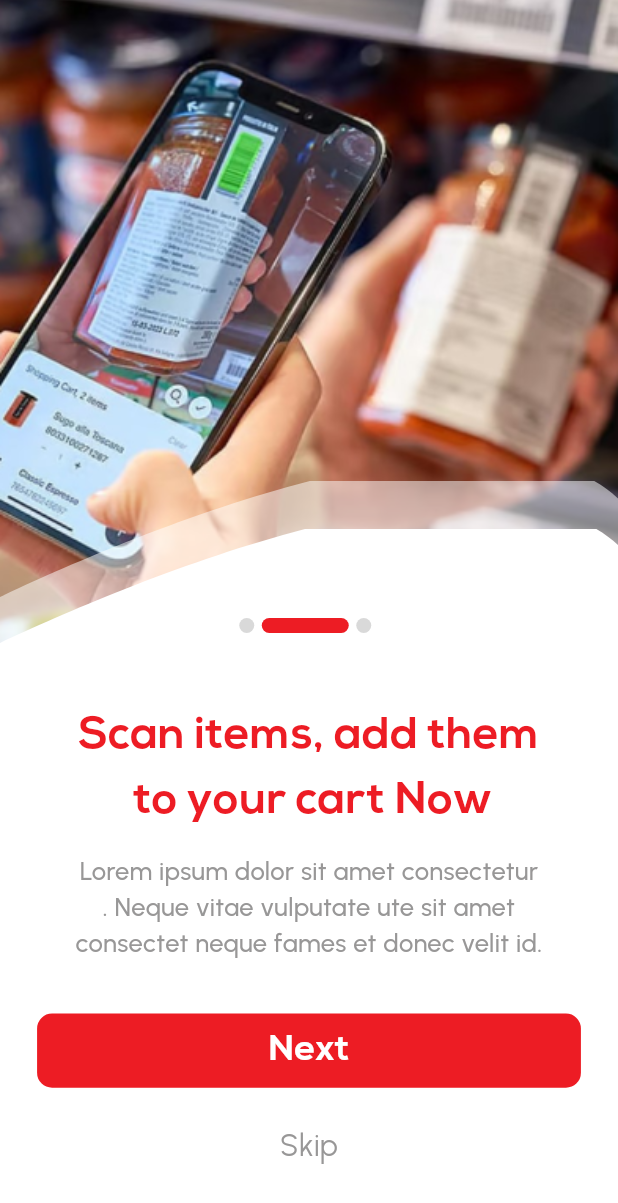
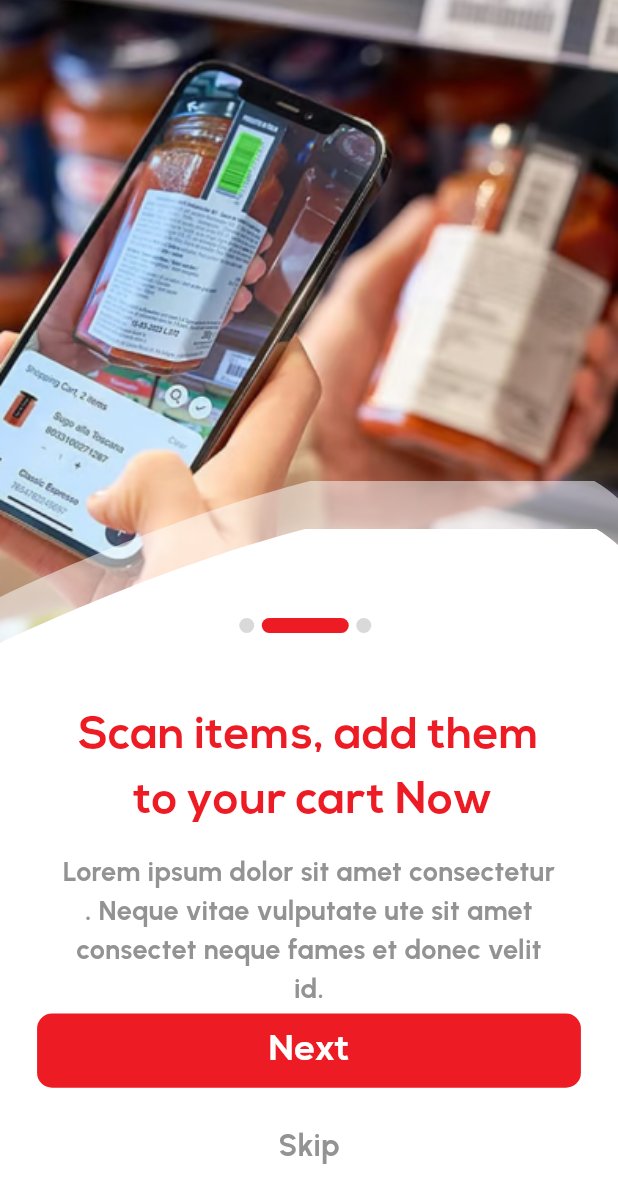
Before and after one commit to AmiraElrefaee/smart-mart-, a Flutter app: the screen it shows after launch, after a tap on "Next", on a phone screen of 412 x 824 dp. Shown: the top 1203 px of the screen. Run offline on Flutter 3.47's test engine with Material 3 defaults, Android fonts, the light colour scheme and no system bars; our stand-ins replace flutter_svg, go_router.

Commit message:
finish animation in onBoarding screen

```diff
--- a/lib/const.dart
+++ b/lib/const.dart
@@ -2,5 +2,5 @@
 import 'package:flutter/animation.dart';
 
 const kColor= Color(0xffED1C24);
-const ksecodaryColor=Color(0xff989797);
+const ksecodaryColor=Color(0xff939393);
 //background: #989797;
--- a/lib/features/on_boarding/presentation/views/widgets/custom_background_images.dart
+++ b/lib/features/on_boarding/presentation/views/widgets/custom_background_images.dart
@@ -2,9 +2,39 @@ import 'package:flutter/cupertino.dart';
 import 'package:flutter_svg/svg.dart';
 import 'package:smart_mart/features/on_boarding/data/models/content_model.dart';
 
-class CustomBackgroundImages extends StatelessWidget {
+class CustomBackgroundImages extends StatefulWidget {
   const CustomBackgroundImages({super.key, required this.index});
 final int index;
+
+  @override
+  State<CustomBackgroundImages> createState() => _CustomBackgroundImagesState();
+}
+
+class _CustomBackgroundImagesState extends State<CustomBackgroundImages>
+    with  SingleTickerProviderStateMixin{
+  late AnimationController _controller;
+  late Animation<Offset> _animation;
+  late Animation<Offset> _animation2;
+
+  @override
+  void initState() {
+    // TODO: implement initState
+    super.initState();
+    _controller = AnimationController(
+      duration: const Duration(milliseconds: 1000),
+      vsync: this,
+    );
+
+    setupAnimations();
+    _controller.forward();
+  }
+
+  @override
+  void dispose() {
+    // TODO: implement dispose
+    _controller.dispose();
+    super.dispose();
+  }
   @override
   Widget build(BuildContext context) {
     return Stack(children: [
@@ -15,16 +45,25 @@ final int index;
 
         child:  AnimatedSwitcher(
           duration: const Duration(milliseconds: 1000),
+          switchInCurve: Curves.easeInOut,
+          switchOutCurve: Curves.easeInOut,
+          child: SlideTransition(
+            key: ValueKey<int>(widget.index),
+            position: _animation2,
             child: SizedBox.expand( // Ensures consistent size for the transition
               child: Image.asset(
-              contents[index].image,
-              key: ValueKey<int>(index),
+                contents[widget.index].image,
+
                 fit: BoxFit.cover,
+              ),
             ),
           ),
         )
 
       ),
+      SlideTransition(
+        position: _animation ,
+        child: Stack(children: [
           Positioned(
             top: MediaQuery.of(context).size.height*.389, // تقطع الجزء العلوي من الصورة الأولى
             left: 0,
@@ -43,6 +82,35 @@ final int index;
               fit: BoxFit.cover,
             ),
           ),
+        ],),
+      ),
+
     ],);
   }
+  void setupAnimations() {
+    if (widget.index == 0) {
+      _animation = Tween<Offset>(
+        begin: const Offset(0.0, .2), // يبدأ من أسفل الشاشة
+        end: const Offset(0.0, 0.0),   // ينتهي في منتصف الشاشة
+      ).animate(CurvedAnimation(
+        parent: _controller,
+        curve: Curves.easeInOut,
+      ));
+    } else {
+      _animation = Tween<Offset>(
+        begin: const Offset(0.0, 0.0), // يبدأ في موضعه الطبيعي
+        end: const Offset(0.0, 0.0),   // يظل ثابتًا
+      ).animate(CurvedAnimation(
+        parent: _controller,
+        curve: Curves.easeInOut,
+      ));
     }
+    _animation2 = Tween<Offset>(
+      begin: Offset(0.015, -.01), // يبدأ من أسفل الشاشة
+      end: Offset(0.0, 0.0),   // ينتهي في منتصف الشاشة
+    ).animate(CurvedAnimation(
+      parent: _controller,
+      curve: Curves.easeInOut,
+    ));
+  }
+}
--- a/lib/features/on_boarding/presentation/views/widgets/description_section.dart
+++ b/lib/features/on_boarding/presentation/views/widgets/description_section.dart
@@ -15,15 +15,10 @@ final int index ;
             top: MediaQuery.of(context).size.height * .69,
             child:  Padding(
               padding: EdgeInsets.symmetric( horizontal:MediaQuery.of(context).size.width*.1),
-              child: AnimatedSwitcher(
-                duration: const Duration(milliseconds: 1000),
-                switchInCurve: Curves.easeInOut,
-                switchOutCurve: Curves.easeInOut,
-                child: Text(contents[index].discription,
-                    style: Styles.Urbanist16,
+              child: Text(contents[index].discription,
+                  style: Styles.Urbanist16,
 
-                textAlign: TextAlign.center,),
-              ),
+              textAlign: TextAlign.center,),
             )),
       ],
     );
--- a/lib/features/on_boarding/presentation/views/widgets/onBoarding_view_body.dart
+++ b/lib/features/on_boarding/presentation/views/widgets/onBoarding_view_body.dart
@@ -4,6 +4,7 @@ import 'package:flutter_svg/svg.dart';
 import 'package:go_router/go_router.dart';
 import 'package:smart_mart/features/on_boarding/presentation/views/widgets/section_botton.dart';
 import 'package:smart_mart/features/on_boarding/presentation/views/widgets/section_trigger_points.dart';
+import 'package:smart_mart/features/on_boarding/presentation/views/widgets/skip_botton_section.dart';
 import 'package:smart_mart/features/on_boarding/presentation/views/widgets/title_section.dart';
 
 import '../../../../../const.dart';
@@ -23,32 +24,15 @@ class OnboardingViewBody extends StatefulWidget {
 
 class _OnboardingViewBodyState extends State<OnboardingViewBody> {
   int currentIndex = 0;
-   late PageController  controller;
-  void initState() {
-    controller = PageController(initialPage: 0);
-    super.initState();
-  }
 
-  @override
-  void dispose() {
-    controller.dispose();
-    super.dispose();
-  }
+
   @override
   Widget build(BuildContext context) {
     return   Stack(
-
             children: [
-
-    AnimatedSwitcher(
-    duration: const Duration(milliseconds: 1000),
-    switchInCurve: Curves.easeInOut,
-    switchOutCurve: Curves.easeInOut,
-    child: CustomBackgroundImages(
-    key: ValueKey<int>(currentIndex),
-    index: currentIndex,
-    ),
-    ),
+              CustomBackgroundImages(
+                index: currentIndex,)
+              ,
               SectionTriggerPoints(currentIndex: currentIndex),
               TitleSection(
                 key: ValueKey<int>(currentIndex),
@@ -62,32 +46,24 @@ class _OnboardingViewBodyState extends State<OnboardingViewBody> {
 
                 currentIndex: currentIndex,
                 onNext: () {
-                  if (currentIndex < contents.length - 1) {
-                    setState(() {
-                      currentIndex++;
-                    });
-                  } else {
-                    GoRouter.of(context).push(AppRouter.kloginPage);
-                  }
+                  onNext(context);
                 },
               ),
-              Positioned(
-                  width: MediaQuery.of(context).size.width,
-                  top: MediaQuery.of(context).size.height * .91,
-                  child: InkWell(
-                      onTap: () {
-                        GoRouter.of(context).push(AppRouter.kloginPage);
-                      },
-                      child: Center(
-                        child: Text('Skip',
-                          style: Styles.Urbanist20.copyWith(
-                              color: ksecodaryColor),
-                        ),
-                      )))
+              SkipBottonSection()
 
             ],
           );
 
 
   }
+
+  void onNext(BuildContext context) {
+    if (currentIndex < contents.length - 1) {
+      setState(() {
+        currentIndex++;
+      });
+    } else {
+      GoRouter.of(context).push(AppRouter.kloginPage);
+    }
+  }
 }
--- /dev/null
+++ b/lib/features/on_boarding/presentation/views/widgets/skip_botton_section.dart
@@ -0,0 +1,30 @@
+import 'package:flutter/cupertino.dart';
+import 'package:flutter/material.dart';
+import 'package:go_router/go_router.dart';
+
+import '../../../../../const.dart';
+import '../../../../../utils/functions/app_router.dart';
+import '../../../../../utils/styles.dart';
+
+class SkipBottonSection extends StatelessWidget {
+  const SkipBottonSection({
+    super.key,
+  });
+
+  @override
+  Widget build(BuildContext context) {
+    return Positioned(
+        width: MediaQuery.of(context).size.width,
+        top: MediaQuery.of(context).size.height * .91,
+        child: InkWell(
+            onTap: () {
+              GoRouter.of(context).push(AppRouter.kloginPage);
+            },
+            child: Center(
+              child: Text('Skip',
+                style: Styles.Urbanist20.copyWith(
+                    color: ksecodaryColor),
+              ),
+            )));
+  }
+}
--- a/lib/features/on_boarding/presentation/views/widgets/title_section.dart
+++ b/lib/features/on_boarding/presentation/views/widgets/title_section.dart
@@ -3,21 +3,45 @@ import 'package:smart_mart/features/on_boarding/data/models/content_model.dart';
 
 import '../../../../../utils/styles.dart';
 
-class TitleSection extends StatelessWidget {
+class TitleSection extends StatefulWidget {
   const TitleSection({super.key, required this.index});
 final int index;
+
+  @override
+  State<TitleSection> createState() => _TitleSectionState();
+}
+
+class _TitleSectionState extends State<TitleSection>
+    with SingleTickerProviderStateMixin {
+  late AnimationController _controller;
+  late Animation<double> _fadeAnimations2;
+  @override
+  void initState() {
+    // TODO: implement initState
+    super.initState();
+    _controller = AnimationController(
+      duration: const Duration(milliseconds: 1000),
+      vsync: this,
+    );
+    _fadeAnimations2 =
+        Tween<double>(begin: 0.2, end: 1.0).animate(_controller,);
+    _controller.forward();
+
+  }
   @override
   Widget build(BuildContext context) {
     return  Stack(
       children: [
         Positioned(
-          key: ValueKey<int>(index), // This ensures the widget rebuilds and triggers animation
+          key: ValueKey<int>(widget.index), // This ensures the widget rebuilds and triggers animation
           width: MediaQuery.of(context).size.width,
           top: MediaQuery.of(context).size.height * .57,
-          child: Padding(
-            padding: EdgeInsets.symmetric(horizontal: MediaQuery.of(context).size.width * .107),
+          child: FadeTransition(
+            // padding: EdgeInsets.symmetric(horizontal: MediaQuery.of(context).size.width * .107),
+
+          opacity: _fadeAnimations2,
             child: Text(
-              contents[index].title, // Assuming `contents[index].title` is the title
+              contents[widget.index].title, // Assuming `contents[index].title` is the title
               style: Styles.NexaBold30,
               textAlign: TextAlign.center,
             ),
--- a/lib/features/splash/presentation/views/widgets/splash_view_body.dart
+++ b/lib/features/splash/presentation/views/widgets/splash_view_body.dart
@@ -75,6 +75,7 @@ class _SplashViewBodyState extends State<SplashViewBody>
     ];
     _fadeAnimations2 =
     Tween<double>(begin: 0.0, end: 1.0).animate(_controller,);
+
     _fadeAnimations = [
       Tween<double>(begin: 0.0, end: 1.0).animate(CurvedAnimation(
         parent: _controller2,
--- a/lib/utils/styles.dart
+++ b/lib/utils/styles.dart
@@ -16,11 +16,12 @@ abstract class Styles {
   static const Urbanist20 = TextStyle(
     fontSize: 20,
     fontFamily: 'Urbanist',
+    fontWeight: FontWeight.bold,
   );
   static const Urbanist16 = TextStyle(
-    fontSize: 17,
+    fontSize: 18,
     fontFamily: 'Urbanist',
-    fontWeight: FontWeight.w500,
+    fontWeight: FontWeight.bold,
       color: ksecodaryColor
   );
   static const Urbanist15 = TextStyle(
```
Lines whose indentation alone changed are shown as unchanged.
